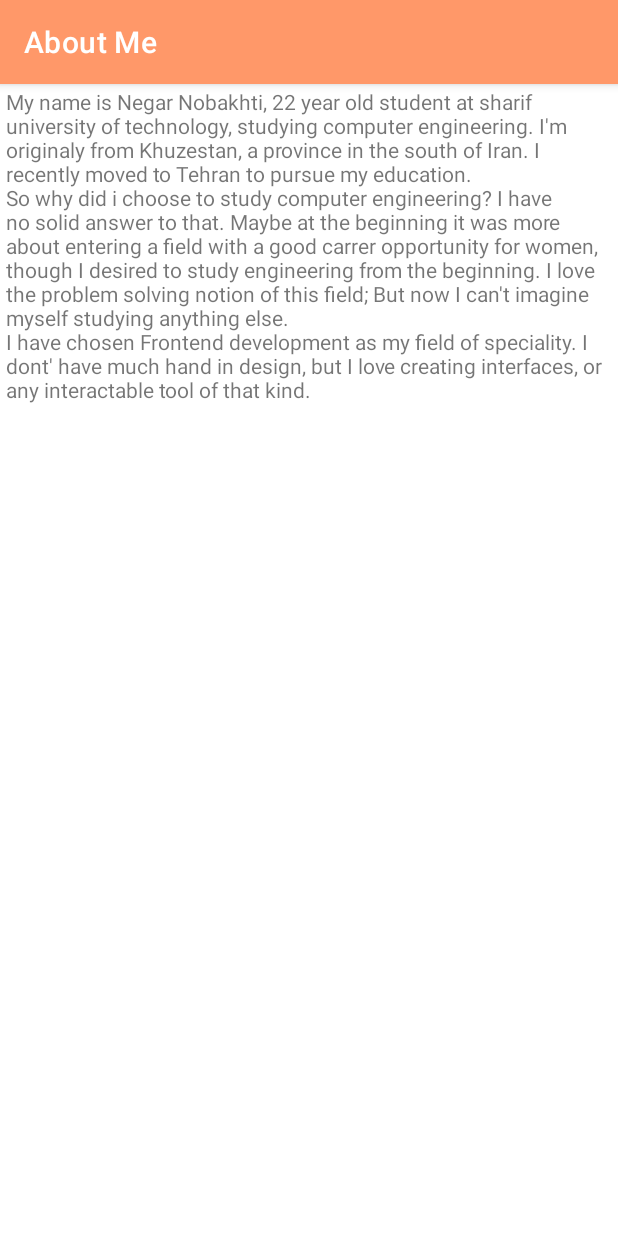
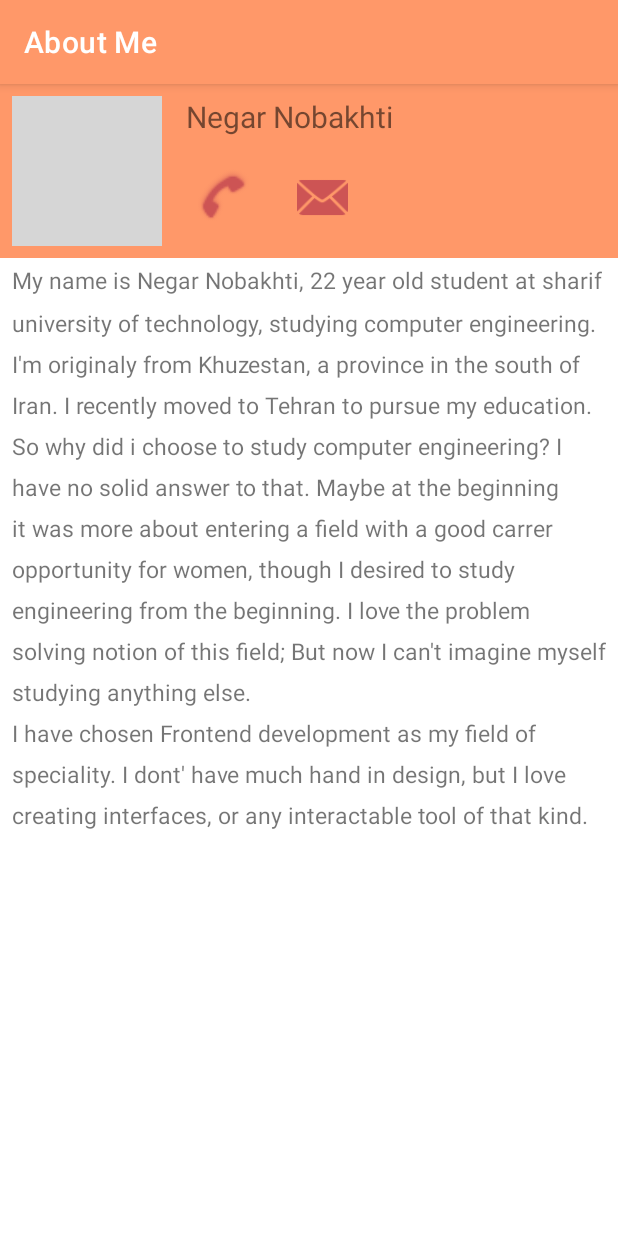
Before and after one commit to Negarnbkhti42/about-me-mobile-programming-HW1, an Android app: the screen it shows after launch (MainActivity), on a phone screen of 412 x 824 dp. Run offline under Robolectric (Android 15) with nearby library versions, the phone set to English and light mode, and no system bars; grey boxes are pictures that could not be loaded.

Commit message:
Fix button layout

```diff
--- a/app/src/main/res/layout/activity_main.xml
+++ b/app/src/main/res/layout/activity_main.xml
@@ -9,10 +9,6 @@
     <ScrollView
         android:layout_width="match_parent"
         android:layout_height="match_parent"
-        android:paddingStart="4dp"
-        android:paddingTop="2dp"
-        android:paddingEnd="4dp"
-        android:paddingBottom="0dp"
         app:layout_constraintBottom_toBottomOf="parent"
         app:layout_constraintEnd_toEndOf="parent"
         app:layout_constraintStart_toStartOf="parent"
@@ -26,15 +22,81 @@
 
             <androidx.constraintlayout.widget.ConstraintLayout
                 android:layout_width="match_parent"
-                android:layout_height="match_parent">
+                android:layout_height="match_parent"
+                android:background="@color/orange"
+                android:paddingStart="8dp"
+                android:paddingTop="8dp"
+                android:paddingEnd="8dp"
+                android:paddingBottom="8dp">
+
+                <com.google.android.material.imageview.ShapeableImageView
+                    android:id="@+id/imageView"
+                    android:layout_width="100dp"
+                    android:layout_height="100dp"
+                    android:contentDescription="@string/avatar_description"
+                    app:layout_constraintBottom_toBottomOf="parent"
+                    app:layout_constraintStart_toStartOf="parent"
+                    app:layout_constraintTop_toTopOf="parent"
+                    app:shapeAppearanceOverlay="@style/circleImageView"
+                    app:srcCompat="@drawable/subject_photo" />
+
+                <TextView
+                    android:id="@+id/textView"
+                    android:layout_width="wrap_content"
+                    android:layout_height="wrap_content"
+                    android:layout_marginStart="16dp"
+                    android:text="@string/subject_name"
+                    android:textSize="20sp"
+                    app:layout_constraintStart_toEndOf="@+id/imageView"
+                    app:layout_constraintTop_toTopOf="parent" />
+
+                <ImageButton
+                    android:id="@+id/phoneButton"
+                    android:layout_width="50dp"
+                    android:layout_height="48dp"
+                    android:layout_marginStart="16dp"
+                    android:layout_marginTop="16dp"
+                    android:layout_weight="1"
+                    android:adjustViewBounds="true"
+                    android:background="#00FFFFFF"
+                    android:contentDescription="mail"
+                    android:paddingStart="8dp"
+                    android:paddingEnd="8dp"
+                    android:scaleType="fitCenter"
+                    android:src="@android:drawable/stat_sys_phone_call"
+                    app:layout_constraintStart_toEndOf="@+id/imageView"
+                    app:layout_constraintTop_toBottomOf="@+id/textView"
+                    app:tint="@color/red" />
+
+                <ImageButton
+                    android:id="@+id/emailButton"
+                    android:layout_width="50dp"
+                    android:layout_height="48dp"
+                    android:layout_marginStart="16dp"
+                    android:layout_weight="1"
+                    android:adjustViewBounds="true"
+                    android:background="#00FFFFFF"
+                    android:contentDescription="mail"
+                    android:paddingStart="8dp"
+                    android:paddingEnd="8dp"
+                    android:scaleType="fitCenter"
+                    android:src="@android:drawable/ic_dialog_email"
+                    app:layout_constraintStart_toEndOf="@+id/phoneButton"
+                    app:layout_constraintTop_toTopOf="@+id/phoneButton"
+                    app:tint="@color/red" />
 
             </androidx.constraintlayout.widget.ConstraintLayout>
 
             <TextView
                 android:id="@+id/dataText"
+                android:textSize="15sp"
+                android:lineSpacingMultiplier="1.5"
+                android:paddingStart="8dp"
+                android:paddingTop="4dp"
+                android:paddingEnd="8dp"
+                android:paddingBottom="4dp"
                 android:layout_width="match_parent"
-                android:layout_height="wrap_content"
-                android:text="examole text just so I can see the padding please be long enought" />
+                android:layout_height="wrap_content" />
 
         </LinearLayout>
     </ScrollView>
```
